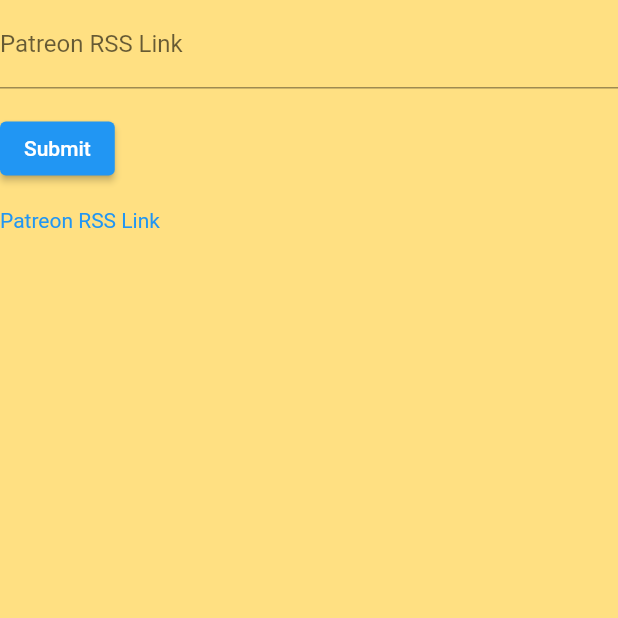
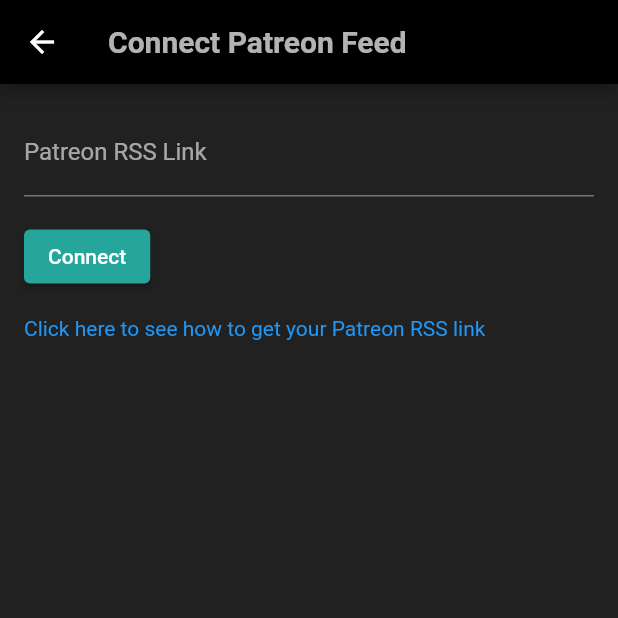
Before and after one commit to A98Rahman/FilmJunkApp, a Flutter app: the screen it shows after launch, after a tap on "Patreon Feed", on a phone screen of 412 x 824 dp, the top half of it. Run offline on Flutter 3.47's test engine with Material 2 defaults, Android fonts, the phone set to English and light mode, and no system bars; our stand-ins replace audioplayers, fluttertoast, shared_preferences; missing offline and left inert: webfeed; network calls fail; Roboto replaces fonts that are missing (AgencyFB).

Commit message:
UI cleanup, moved patreon feed form to appbar

```diff
--- a/filmjunk_app/lib/main.dart
+++ b/filmjunk_app/lib/main.dart
@@ -10,7 +10,7 @@
     routes: {
       '/':(context) => PodcastFeed(),
       '/soundboard': (context) => SoundboardHome(),
-      '/PatreonForm':(context) => PatreonUrlForm()
+      '/PatreonForm':(context) => PatreonUrlForm(),
     },
     // home: PodcastFeed(),
     theme: basicTheme(),
--- a/filmjunk_app/lib/util/style.dart
+++ b/filmjunk_app/lib/util/style.dart
@@ -2,15 +2,17 @@
 
 ThemeData basicTheme(){
 
-  final ThemeData base = ThemeData.light();
+  final ThemeData base = ThemeData.dark();
   return base.copyWith(
     textTheme: _basicTextTheme(base.textTheme),
-    primaryColor: Colors.amber,
+    primaryColor: Colors.black,
     backgroundColor: Colors.red,
-    scaffoldBackgroundColor: Colors.amber[200]
+    accentColor: Colors.teal[400],
   );
+
 }
-TextTheme _basicTextTheme(TextTheme base){
+
+TextTheme _basicTextTheme (TextTheme base) {
   return base.copyWith(  //copyWith is basically overriding the base properties with what we set them as down below
     headline1: base.headline1.copyWith(
       fontFamily: "AgencyFB",
--- a/filmjunk_app/lib/views/podcast_feed/PatreonUrlForm.dart
+++ b/filmjunk_app/lib/views/podcast_feed/PatreonUrlForm.dart
@@ -1,3 +1,4 @@
+import 'package:filmjunk_app/util/style.dart';
 import 'package:flutter/cupertino.dart';
 import 'package:flutter/gestures.dart';
 import 'package:flutter/material.dart';
@@ -6,16 +7,12 @@
 import 'package:shared_preferences/shared_preferences.dart';
 import 'package:url_launcher/url_launcher.dart';
 
-
-
-
 class PatreonUrlForm extends StatefulWidget {
   @override
   PatreonUrlFormState createState() {
     return PatreonUrlFormState();
   }
 }
-
 
 // This class holds data related to the form.
 class PatreonUrlFormState extends State<PatreonUrlForm> {
@@ -30,7 +27,8 @@
 
   savePatreonRss(String rssURL) async {
     SharedPreferences prefs = await SharedPreferences.getInstance();
-    await prefs.setString('patreon_rss', rssURL); //Saving patreon_rss in shared preferences so that on restart the user would not need to enter the link again.
+    await prefs.setString('patreon_rss',
+        rssURL); //Saving patreon_rss in shared preferences so that on restart the user would not need to enter the link again.
   }
 
   @override
@@ -43,30 +41,42 @@
   @override
   Widget build(BuildContext context) {
     // Build a Form widget using the _formKey created above.
-    return Scaffold(body:
-        Container(child: Form(
+    return Scaffold(
+        appBar: AppBar(
+          title: Text(
+              'Connect Patreon Feed',
+              style: Theme.of(context).textTheme.headline1
+          ),
+        ),
+        body: Container(
+          color: Colors.grey[900],
+            child: Padding(
+              padding: const EdgeInsets.all(16.0),
+              child: Form(
                 key: _formKey,
                 child: Column(
                   crossAxisAlignment: CrossAxisAlignment.start,
                   children: <Widget>[
                     TextFormField(
                       controller: myController,
-            decoration: InputDecoration(labelText: 'Patreon RSS Link'),
+                      decoration: InputDecoration(
+                        labelText: 'Patreon RSS Link',
+                      ),
                       keyboardType: TextInputType.url,
                       validator: (value) {
                         final isValid = validate(value).then((valid) {
-                if(valid){
+                          if (valid) {
                             debugPrint("VALID");
                             _patreonURL = myController.text;
                             savePatreonRss(value);
                             Navigator.pop(context);
                             return "Parsing...";
-                }
-                else{
+                          } else {
                             debugPrint("INVALID");
                             return "Please enter a Patreon URL";
                           }
-              });
+                        }
+                        );
                         return "";
                         },
                     ),
@@ -82,17 +92,22 @@
                             Navigator.pop(context);
                           }
                           },
-              child: Text('Submit'),
+                        child: Text('Connect'),
+                        style: ElevatedButton.styleFrom(
+                          primary: basicTheme().accentColor,
+                        ),
                       ),
                     ),
                     new RichText(
                       text: new TextSpan(
                         children: [
                           new TextSpan(
-                  text: 'Patreon RSS Link',
+                            text: 'Click here to see how to get your Patreon RSS link',
                             style: new TextStyle(color: Colors.blue),
                             recognizer: new TapGestureRecognizer()
-                    ..onTap = () { launch('https://support.patreon.com/hc/en-us/articles/212055866-Subscribe-to-your-Audio-RSS-link-on-the-Patreon-app');
+                              ..onTap = () {
+                              launch(
+                                'https://support.patreon.com/hc/en-us/articles/212055866-Subscribe-to-your-Audio-RSS-link-on-the-Patreon-app');
                               },
                           ),
                         ],
@@ -100,9 +115,8 @@
                     ),
                   ],
                 ),
-        )
-        )
-    );
+              ),
+            )));
   }
 
   Future<bool> validate(String value) async {
@@ -112,13 +126,9 @@
       var response = await client.get(value);
       var channel = RssFeed.parse(response.body);
       return true;
-    }
-    catch(e){
+    } catch (e) {
       print("$e");
       return false;
     }
   }
-
-
-
 }
--- a/filmjunk_app/lib/views/podcast_feed/podcast_feed.dart
+++ b/filmjunk_app/lib/views/podcast_feed/podcast_feed.dart
@@ -1,5 +1,6 @@
 import 'package:filmjunk_app/global_settings.dart';
 import 'package:filmjunk_app/models/feed_data.dart';
+import 'package:filmjunk_app/util/style.dart';
 import 'package:filmjunk_app/views/podcast_feed/PatreonUrlForm.dart';
 import 'package:filmjunk_app/views/soundboard_home.dart';
 import 'package:flutter/material.dart';
@@ -39,13 +40,12 @@
 
   patreonFeed() {
     Navigator.push(
-      context, MaterialPageRoute(builder: (context) => PatreonUrlForm()),)
-        .then((value) =>
+      context, MaterialPageRoute(builder: (context) => PatreonUrlForm()),
+    ).then((value) =>
         setState(() {
           _refresh();
         }));
   }
-
 
   Future<String> feedSource() async {
     //Checks the Shared preferences to see if the feed will be called from Patreon Link or the Regular link.
@@ -77,7 +77,12 @@
 
   // Build and return the list item
   Widget _buildRow(String title, String guid, String pubDate) {
-    return ListTile(
+    return Container(
+      padding: EdgeInsets.symmetric(
+        vertical: 4.0
+      ),
+      color: basicTheme().primaryColor,
+      child: ListTile(
         title: Text('Podcast $title'),
         subtitle: Text('Published: $pubDate'),
         trailing: new IconButton(
@@ -85,6 +90,7 @@
           onPressed: () => _showToast('Info: $guid'),
         ),
         onTap: () => _selectToPlay('$title'),
+      ),
     );
   } // _buildRow
 
@@ -138,9 +144,18 @@
                 .textTheme
                 .headline1),
             actions: [
-              IconButton(icon: Icon(Icons.search), onPressed: () {
+              IconButton(
+                  icon: Icon(Icons.search),
+                  onPressed: () {
                     showSearch(context: context, delegate: FeedSearch(list));
                   }),
+              IconButton(
+                icon: Icon(Icons.monetization_on),
+                onPressed: () {
+                  patreonFeed();
+                },
+                tooltip: 'Patreon Feed',
+              ),
             ],
             bottom: TabBar (
               tabs: <Widget>[
@@ -151,6 +166,7 @@
                   text: 'Soundboard',
                 ),
               ],
+              indicatorColor: basicTheme().accentColor,
             ),
           ),
           body: TabBarView (
@@ -232,6 +248,8 @@
       },
       icon: Icon(Icons.play_arrow),
       label: Text('Now Playing'),
+      backgroundColor: basicTheme().accentColor,
+      foregroundColor: Colors.white,
     );
   }
 }
@@ -252,7 +270,7 @@
       padding: EdgeInsets.all(16.0),
       height: 200.0,
       width: width,
-      color: Colors.blue,
+      color: basicTheme().accentColor,
       child: Column(
         children: [
           Text( // The title of the podcast being played
```
Lines whose indentation alone changed are shown as unchanged.
